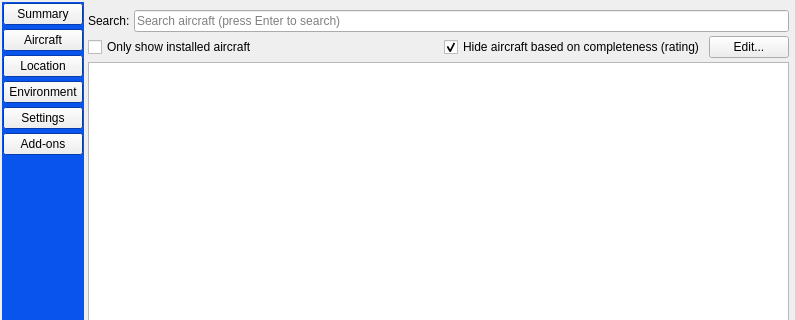
Before: the Qt Designer form src/GUI/Launcher.ui in FlightGear/flightgear, drawn with Qt 5; both pictures show x 0 to 795 and y 0 to 320 of the 795 by 658 pixel window.
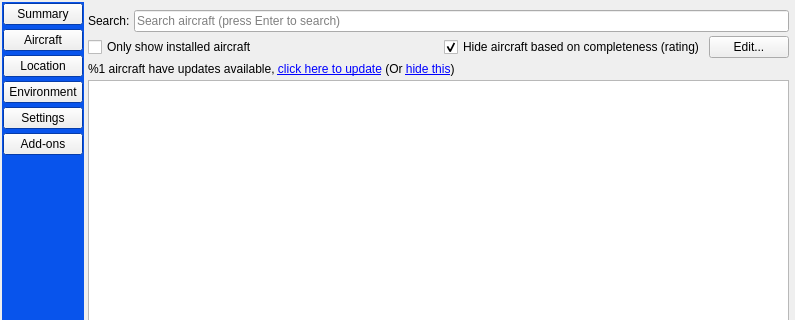
After: the same form once the commit is applied. The open tabs and pages were chosen to show the change. Icons and pictures are not drawn. Custom widgets are drawn as their Qt base class.

Commit message:
Launcher: update all aircraft UI.
Replaces more complex previous attempt, which was also not hooked
up properly, ooops.

Diff of the .ui file:
```diff
--- a/src/GUI/Launcher.ui
+++ b/src/GUI/Launcher.ui
@@ -443,7 +443,7 @@
        </layout>
       </widget>
       <widget class="QWidget" name="aircraftPage">
-       <layout class="QVBoxLayout" name="verticalLayout_3" stretch="0,0,0">
+       <layout class="QVBoxLayout" name="verticalLayout_3" stretch="0,0,0,0">
         <property name="spacing">
          <number>4</number>
         </property>
@@ -533,6 +533,13 @@
           </item>
          </layout>
         </item>
+        <item>
+         <widget class="QLabel" name="updateAircraftLabel">
+          <property name="text">
+           <string>&lt;html&gt;&lt;head/&gt;&lt;body&gt;&lt;p&gt;%1 aircraft have updates available, &lt;a href=&quot;action:update&quot;&gt;&lt;span style=&quot; text-decoration: underline; color:#0000ff;&quot;&gt;click here to update&lt;/span&gt;&lt;/a&gt; (Or &lt;a href=&quot;action:hide&quot;&gt;&lt;span style=&quot; text-decoration: underline; color:#0000ff;&quot;&gt;hide this&lt;/span&gt;&lt;/a&gt;)&lt;/p&gt;&lt;/body&gt;&lt;/html&gt;</string>
+          </property>
+         </widget>
+        </item>
         <item>
          <widget class="QListView" name="aircraftList">
           <property name="verticalScrollMode">
```
Left out of the diff: 8 changed lines with no effect on the pictures. The commit also changes 4 other files.
